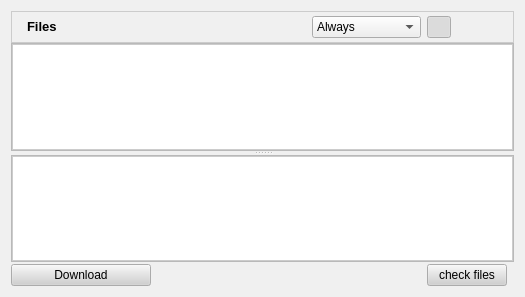
First picture: the form in retroshare-gui/src/gui/SharedFilesDialog.ui, repository RetroShare/RetroShare, before the edit.
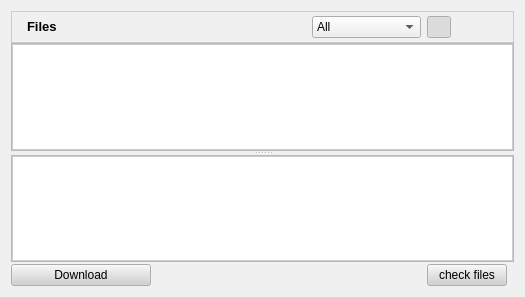
Second picture: the form after the edit. Icons and pictures are not drawn.

Commit message: fixed display issues: always -> all and void string -> unknown for turtle hashes

```diff
--- a/retroshare-gui/src/gui/SharedFilesDialog.ui
+++ b/retroshare-gui/src/gui/SharedFilesDialog.ui
@@ -669,7 +669,7 @@
        <widget class="QComboBox" name="indicatorCBox">
         <item>
          <property name="text">
-          <string>Always</string>
+          <string>All</string>
          </property>
          <property name="icon">
           <iconset resource="images.qrc">
```
The commit also changes 1 other file.
